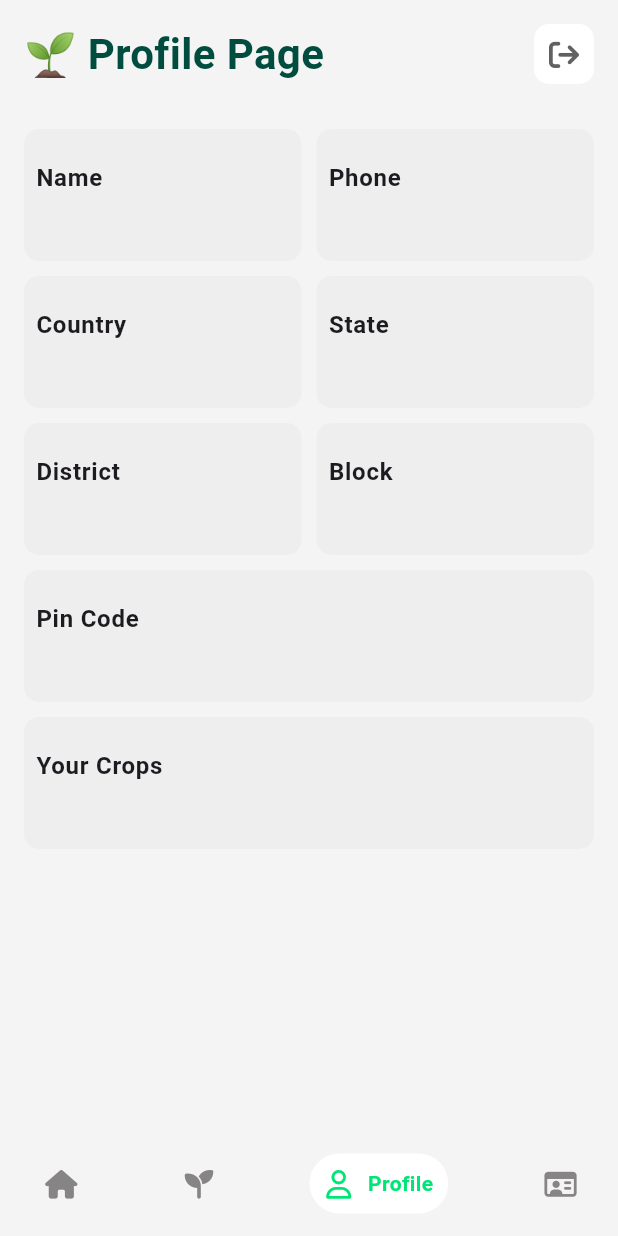
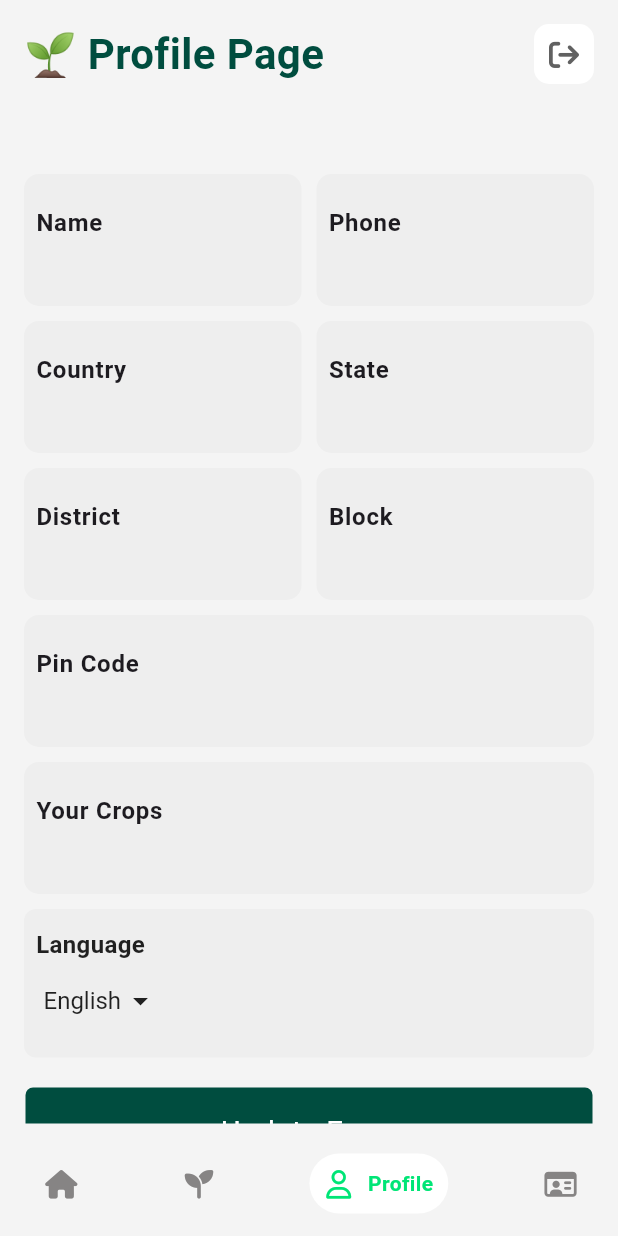
Before and after one commit to SIH-CodeFusers/Aigro-App, a Flutter app: the ProfilePage screen opened by its route, on a phone screen of 412 x 824 dp. Run offline on Flutter 3.47's test engine with Material 3 defaults, Android fonts, the phone set to English and light mode, and no system bars; drawn by our look-alikes of google_nav_bar; our stand-ins replace dotted_border, firebase_core, firebase_storage, flutter_feather_icons, flutter_map, font_awesome_flutter and 7 more; missing offline and left inert: tflite_v2; accounts and stored records are empty; network calls fail.

Commit message:
language change stored in local db

```diff
--- a/lib/local_db/db.dart
+++ b/lib/local_db/db.dart
@@ -31,6 +31,7 @@ class BasicDB {
   String userDistrict = "";
   String userBlock = "";
   String userPin = "";
+  String userLang="en";
   List<String> userCrops = [];
 
 
@@ -43,6 +44,7 @@ class BasicDB {
     userBlock = "";
     userPin = "";
     userCrops = [];
+
   }
 
 
@@ -55,6 +57,7 @@ class BasicDB {
     userBlock = infobox.get("BLOCKDB") ?? "";
     userPin = infobox.get("PINDB") ?? "";
     userCrops = List<String>.from(infobox.get("CROPSDB") ?? []);
+
   }
 
   void updateDbInfo() {
@@ -66,11 +69,27 @@ class BasicDB {
     infobox.put("BLOCKDB", userBlock);
     infobox.put("PINDB", userPin);
     infobox.put("CROPSDB", userCrops);
+
   }
 
-  // // Optional: Method to update crops data
-  // void updateCrops(List<String> crops) {
-  //   userCrops = crops;
-  //   updateDbInfo();  // Save updated crops info
-  // }
 }
+
+class LanguageDB{
+
+  final languageBox = Hive.box("Language_db");
+
+  String language="en";
+
+  void createLang() {
+    language="en";
+  }
+
+  void loadLang() {
+    language = languageBox.get("LANG");
+  }
+
+  void updateLang() {
+    languageBox.put("LANG", language);
+  }
+
+}
--- a/lib/main.dart
+++ b/lib/main.dart
@@ -27,15 +27,13 @@ void main() async {
   await Hive.initFlutter();
   await Hive.openBox("Start_db");
   await Hive.openBox("BasicInfo-db");
-
+  await Hive.openBox("Language_db");
   await Firebase.initializeApp(
 
 );
 
   runApp(
-
     const MyApp(),
-
   );
 }
 
--- a/lib/pages/home.dart
+++ b/lib/pages/home.dart
@@ -24,9 +24,14 @@ class _HomePageState extends State<HomePage> {
 
   final infobox = Hive.box("BasicInfo-db");
   BasicDB bdb = BasicDB();
+
+  final languageBox = Hive.box("Language_db");
+  LanguageDB ldb = LanguageDB();
+
   String userName = "User";
   String userDist = "abc";
   String userState= "abc";
+  String userLang="hello";
 
   String userimg = "";
   String first = "...";
@@ -50,6 +55,7 @@ class _HomePageState extends State<HomePage> {
 
   @override
   void initState() {
+
     if (infobox.get("NAMEDB") == null) {
       bdb.createInitialInfo();
       userName = bdb.userName;
@@ -64,6 +70,15 @@ class _HomePageState extends State<HomePage> {
       userState = bdb.userState;
       List<String> words = userName.split(' '); // Splitting the string by space
       first = words[0];
+    }
+
+    if(languageBox.get("LANG") == null){
+      ldb.createLang();
+      userLang = ldb.language;
+    }
+    else{
+      ldb.loadLang();
+      userLang = ldb.language;
     }
 
     super.initState();
@@ -145,7 +160,7 @@ class _HomePageState extends State<HomePage> {
               children: [
                 Icon(Icons.location_on, color: Colors.black, size: 16,),
                 Text(
-                  "$userDist, $userState",
+                  "$userDist, $userState, $userLang",
                   style: TextStyle(color: Colors.black, fontSize: 16),
                 ),
               ],
--- a/lib/pages/profile.dart
+++ b/lib/pages/profile.dart
@@ -1,4 +1,5 @@
 import 'package:aigro/local_db/db.dart';
+import 'package:aigro/pages/home.dart';
 import 'package:aigro/utils/routes.dart';
 import 'package:flutter/cupertino.dart';
 import 'package:flutter/material.dart';
@@ -22,17 +23,34 @@ class _ProfilePageState extends State<ProfilePage> {
   final infobox = Hive.box("BasicInfo-db");
   BasicDB bdb = BasicDB();
 
+  final languageBox = Hive.box("Language_db");
+  LanguageDB ldb = LanguageDB();
+
+  String selectedLanguageCode = 'en';
+
   @override
   void initState() {
     super.initState();
     bdb.loadDataInfo();
   }
 
+   saveLang() {
+    setState(() {
+      ldb.language = selectedLanguageCode;
+    });
+    ldb.updateLang();
+
+    Navigator.pushAndRemoveUntil(
+      context,
+      MaterialPageRoute(builder: (context) => HomePage()),
+      (Route<dynamic> route) => false,
+    );
+   }
+
   saveForm() {
      setState(() {
-      db.startHome = false;
+      db.startHome = true;
     });
-
     db.updateTheme();
     Navigator.pushNamed(context, Myroutes.getStartedRoute);
   }
@@ -63,14 +81,14 @@ class _ProfilePageState extends State<ProfilePage> {
                     GestureDetector(
                       onTap: () => saveForm(),
                       child: Center(
-                        child:  Container(
+                        child: Container(
                           decoration: BoxDecoration(
                             color: context.theme.highlightColor,
-                            borderRadius: BorderRadius.circular(10)
+                            borderRadius: BorderRadius.circular(10),
                           ),
                           child: Padding(
                             padding: const EdgeInsets.all(10.0),
-                            child: Icon(FontAwesomeIcons.arrowRightFromBracket, color: Colors.grey[700],size: 20,),
+                            child: Icon(FontAwesomeIcons.arrowRightFromBracket, color: Colors.grey[700], size: 20),
                           ),
                         ),
                       ),
@@ -79,8 +97,34 @@ class _ProfilePageState extends State<ProfilePage> {
                 ),
 
                 SizedBox(height: 30),
+                SizedBox(height: 30),
                 _buildProfileInfo(),
+                SizedBox(height: 10),
+                _buildLanguageDropdown(),
                 SizedBox(height: 20),
+
+                 Padding(
+                  padding: const EdgeInsets.symmetric(horizontal: 1),
+                  child: GestureDetector(
+                    onTap: () {
+                      saveLang();
+                    },
+                    child: Container(
+                      width: double.infinity,
+                      height: 60,
+                      decoration: BoxDecoration(
+                        color: context.theme.primaryColorDark,
+                        borderRadius: BorderRadius.circular(5),
+                      ),
+                      child: Center(
+                        child: Text(
+                          'Update Form',
+                          style: TextStyle(color: context.theme.highlightColor, fontSize: 20),
+                        ),
+                      ),
+                    ),
+                  ),
+                ),
               ],
             ),
           ),
@@ -92,6 +136,56 @@ class _ProfilePageState extends State<ProfilePage> {
       ),
     );
   }
+
+
+  Widget _buildLanguageDropdown() {
+    return Container(
+      padding:  EdgeInsets.symmetric(vertical: 12, horizontal: 8),
+      width: double.infinity,
+       decoration: BoxDecoration(
+          color: Colors.grey[200],
+          borderRadius: BorderRadius.circular(8),
+        ),
+      child: Column(
+        mainAxisAlignment: MainAxisAlignment.center,
+        crossAxisAlignment: CrossAxisAlignment.start,
+        children: [
+          Text(
+            "Language",
+            style: TextStyle(
+              fontSize: 16,
+              fontWeight: FontWeight.bold,
+              color: Colors.black87,
+            ),
+          ),
+          Container(
+            padding: EdgeInsets.symmetric(horizontal: 5, vertical: 2),
+
+            child: DropdownButton<String>(
+              value: selectedLanguageCode,
+              items: [
+                DropdownMenuItem(value: 'en', child: Text('English')),
+                DropdownMenuItem(value: 'hi', child: Text('Hindi')),
+                DropdownMenuItem(value: 'bn', child: Text('Bengali')),
+              ],
+              onChanged: (String? newValue) {
+                setState(() {
+                  selectedLanguageCode = newValue!;
+                });
+              },
+              style: TextStyle(
+                fontSize: 16,
+                color: Colors.black87,
+              ),
+              underline: SizedBox(),
+              icon: Icon(Icons.arrow_drop_down, color: Colors.black87),
+            ),
+          ),
+        ],
+      ),
+    );
+  }
+
 
   Widget _buildProfileInfo() {
     return Column(
@@ -129,7 +223,7 @@ Widget _buildProfileInfo() {
 
   Widget _buildListTile(String title, String subtitle) {
     return ListTile(
-      contentPadding: EdgeInsets.symmetric(vertical: 8,horizontal: 8),
+      contentPadding: EdgeInsets.symmetric(vertical: 8, horizontal: 8),
       title: Text(
         title,
         style: TextStyle(
```
Lines whose indentation alone changed are shown as unchanged.
